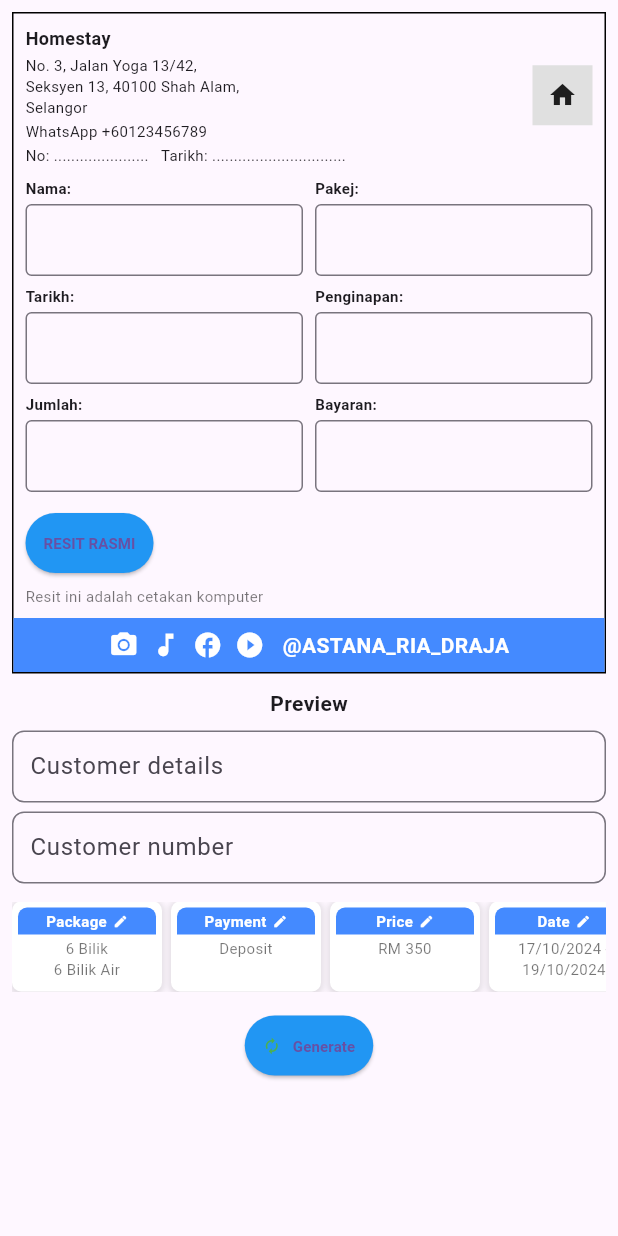
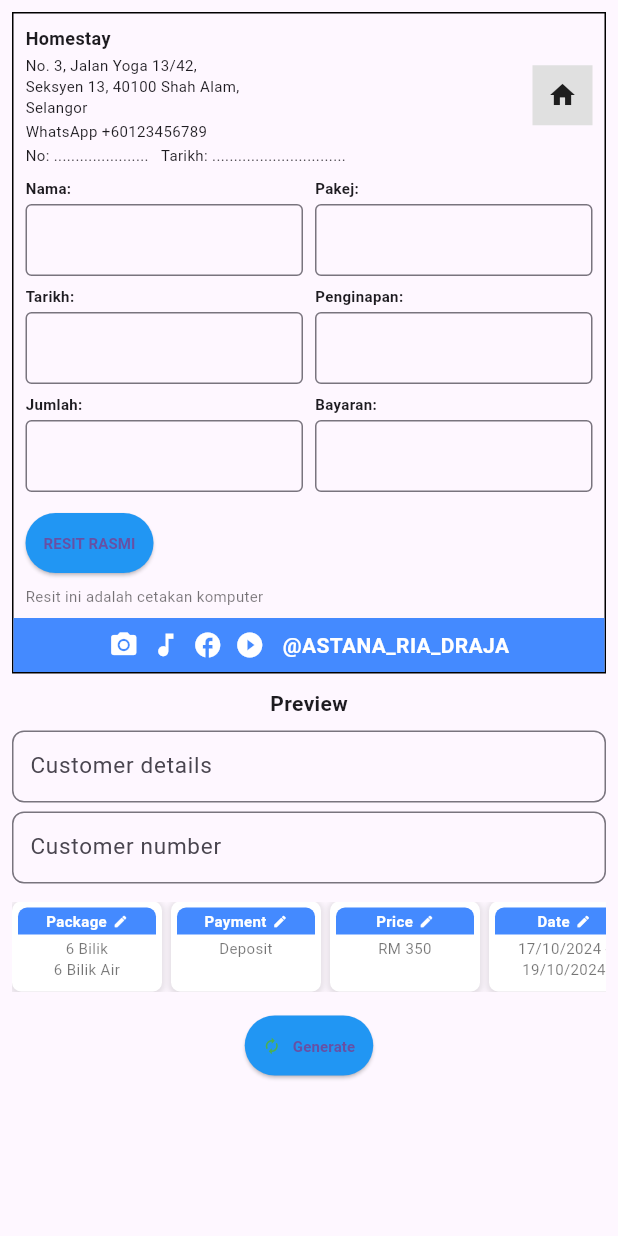
Before and after one commit to Karlok01/receipt_generator, a Flutter app: the screen it shows after launch, on a phone screen of 412 x 824 dp. Run offline on Flutter 3.47's test engine with Material 3 defaults, Android fonts, the light colour scheme and no system bars.

Commit message:
first change

```diff
--- a/lib/main.dart
+++ b/lib/main.dart
@@ -294,6 +294,7 @@ class LowerLabelInputBox extends StatelessWidget {
             border: OutlineInputBorder(),
             contentPadding: EdgeInsets.symmetric(horizontal: 8, vertical: 6),
           ),
+          style: const TextStyle(fontSize: 10),
         ),
       ],
     );
@@ -317,6 +318,7 @@ class CustomInputField extends StatelessWidget {
         ),
         contentPadding: const EdgeInsets.symmetric(horizontal: 8, vertical: 6),
       ),
+      style: const TextStyle(fontSize: 15),
     );
   }
 }
```
